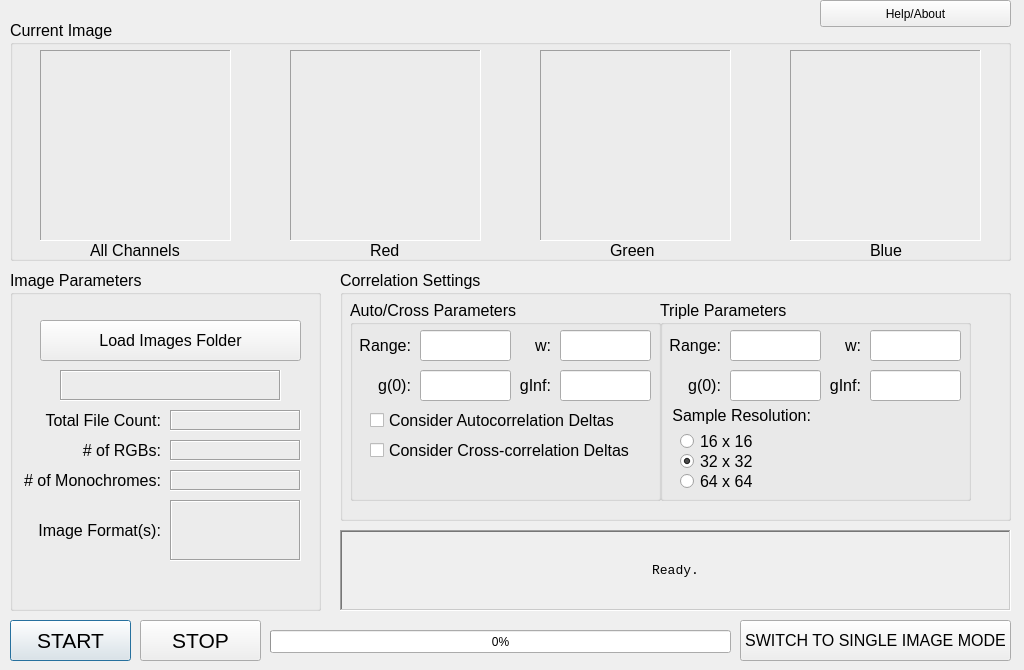
Old version of the form local_GUI/batch.ui in the repository nklose/ICS.
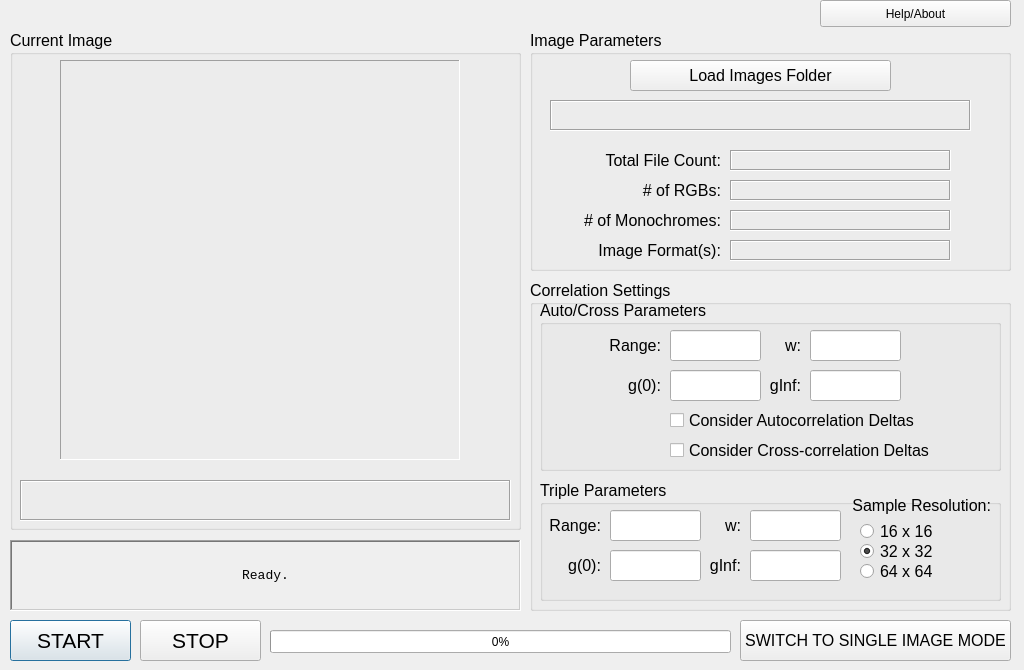
New version of the form.

Commit message: Aesthetic changes to batch.ui; added image display while running.

Diff of the .ui file:
```diff
--- a/local_GUI/batch.ui
+++ b/local_GUI/batch.ui
@@ -74,9 +74,9 @@
    <property name="geometry">
     <rect>
      <x>10</x>
-     <y>20</y>
-     <width>1001</width>
-     <height>241</height>
+     <y>30</y>
+     <width>511</width>
+     <height>500</height>
     </rect>
    </property>
    <property name="font">
@@ -96,82 +96,10 @@
    <widget class="QLabel" name="labelRGB">
     <property name="geometry">
      <rect>
-      <x>80</x>
-      <y>220</y>
-      <width>101</width>
-      <height>20</height>
-     </rect>
-    </property>
-    <property name="font">
-     <font>
-      <pointsize>12</pointsize>
-     </font>
-    </property>
-    <property name="text">
-     <string>All Channels</string>
-    </property>
-   </widget>
-   <widget class="QLabel" name="labelRed">
-    <property name="geometry">
-     <rect>
-      <x>360</x>
-      <y>220</y>
-      <width>51</width>
-      <height>20</height>
-     </rect>
-    </property>
-    <property name="font">
-     <font>
-      <pointsize>12</pointsize>
-     </font>
-    </property>
-    <property name="text">
-     <string>Red</string>
-    </property>
-   </widget>
-   <widget class="QLabel" name="labelGreen">
-    <property name="geometry">
-     <rect>
-      <x>600</x>
-      <y>220</y>
-      <width>51</width>
-      <height>20</height>
-     </rect>
-    </property>
-    <property name="font">
-     <font>
-      <pointsize>12</pointsize>
-     </font>
-    </property>
-    <property name="text">
-     <string>Green</string>
-    </property>
-   </widget>
-   <widget class="QLabel" name="labelBlue">
-    <property name="geometry">
-     <rect>
-      <x>860</x>
-      <y>220</y>
-      <width>51</width>
-      <height>20</height>
-     </rect>
-    </property>
-    <property name="font">
-     <font>
-      <pointsize>12</pointsize>
-     </font>
-    </property>
-    <property name="text">
-     <string>Blue</string>
-    </property>
-   </widget>
-   <widget class="QLabel" name="imageRgb">
-    <property name="geometry">
-     <rect>
-      <x>30</x>
+      <x>50</x>
       <y>30</y>
-      <width>191</width>
-      <height>191</height>
+      <width>400</width>
+      <height>400</height>
      </rect>
     </property>
     <property name="font">
@@ -188,47 +116,21 @@
     <property name="text">
      <string/>
     </property>
-   </widget>
-   <widget class="QLabel" name="imageRed">
-    <property name="geometry">
-     <rect>
-      <x>280</x>
-      <y>30</y>
-      <width>191</width>
-      <height>191</height>
-     </rect>
+    <property name="scaledContents">
+     <bool>true</bool>
     </property>
-    <property name="font">
-     <font>
-      <pointsize>12</pointsize>
-     </font>
-    </property>
-    <property name="frameShape">
-     <enum>QFrame::Panel</enum>
-    </property>
-    <property name="frameShadow">
-     <enum>QFrame::Sunken</enum>
-    </property>
-    <property name="text">
-     <string/>
-    </property>
    </widget>
    <widget class="QLabel" name="imageGreen">
     <property name="geometry">
      <rect>
-      <x>530</x>
-      <y>30</y>
-      <width>191</width>
-      <height>191</height>
+      <x>10</x>
+      <y>450</y>
+      <width>491</width>
+      <height>41</height>
      </rect>
     </property>
-    <property name="font">
-     <font>
-      <pointsize>12</pointsize>
-     </font>
-    </property>
     <property name="frameShape">
-     <enum>QFrame::Panel</enum>
+     <enum>QFrame::Box</enum>
     </property>
     <property name="frameShadow">
      <enum>QFrame::Sunken</enum>
@@ -236,39 +138,18 @@
     <property name="text">
      <string/>
     </property>
-   </widget>
-   <widget class="QLabel" name="imageBlue">
-    <property name="geometry">
-     <rect>
-      <x>780</x>
-      <y>30</y>
-      <width>191</width>
-      <height>191</height>
-     </rect>
-    </property>
-    <property name="font">
-     <font>
-      <pointsize>12</pointsize>
-     </font>
-    </property>
-    <property name="frameShape">
-     <enum>QFrame::Panel</enum>
-    </property>
-    <property name="frameShadow">
-     <enum>QFrame::Sunken</enum>
-    </property>
-    <property name="text">
-     <string/>
+    <property name="alignment">
+     <set>Qt::AlignCenter</set>
     </property>
    </widget>
   </widget>
   <widget class="QGroupBox" name="imageParametersGroup">
    <property name="geometry">
     <rect>
-     <x>10</x>
-     <y>270</y>
-     <width>311</width>
-     <height>341</height>
+     <x>530</x>
+     <y>30</y>
+     <width>481</width>
+     <height>241</height>
     </rect>
    </property>
    <property name="font">
@@ -282,10 +163,10 @@
    <widget class="QPushButton" name="loadButton">
     <property name="geometry">
      <rect>
-      <x>30</x>
-      <y>50</y>
+      <x>100</x>
+      <y>30</y>
       <width>261</width>
-      <height>41</height>
+      <height>31</height>
      </rect>
     </property>
     <property name="text">
@@ -295,8 +176,8 @@
    <widget class="QLabel" name="fileCountLabel">
     <property name="geometry">
      <rect>
-      <x>10</x>
-      <y>140</y>
+      <x>50</x>
+      <y>120</y>
       <width>141</width>
       <height>21</height>
      </rect>
@@ -311,8 +192,8 @@
    <widget class="QLabel" name="imageFormatLabel">
     <property name="geometry">
      <rect>
-      <x>10</x>
-      <y>250</y>
+      <x>50</x>
+      <y>210</y>
       <width>141</width>
       <height>21</height>
      </rect>
@@ -327,9 +208,9 @@
    <widget class="QLabel" name="fileCount">
     <property name="geometry">
      <rect>
-      <x>160</x>
-      <y>140</y>
-      <width>131</width>
+      <x>200</x>
+      <y>120</y>
+      <width>221</width>
       <height>21</height>
      </rect>
     </property>
@@ -346,10 +227,10 @@
    <widget class="QLabel" name="formatsList">
     <property name="geometry">
      <rect>
-      <x>160</x>
-      <y>230</y>
-      <width>131</width>
-      <height>61</height>
+      <x>200</x>
+      <y>210</y>
+      <width>221</width>
+      <height>21</height>
      </rect>
     </property>
     <property name="frameShape">
@@ -371,9 +252,9 @@
    <widget class="QLabel" name="rgbCount">
     <property name="geometry">
      <rect>
-      <x>160</x>
-      <y>170</y>
-      <width>131</width>
+      <x>200</x>
+      <y>150</y>
+      <width>221</width>
       <height>21</height>
      </rect>
     </property>
@@ -390,8 +271,8 @@
    <widget class="QLabel" name="numRgbLabel">
     <property name="geometry">
      <rect>
-      <x>10</x>
-      <y>170</y>
+      <x>50</x>
+      <y>150</y>
       <width>141</width>
       <height>21</height>
      </rect>
@@ -406,8 +287,8 @@
    <widget class="QLabel" name="numMonochromeLabel">
     <property name="geometry">
      <rect>
-      <x>10</x>
-      <y>200</y>
+      <x>50</x>
+      <y>180</y>
       <width>141</width>
       <height>21</height>
      </rect>
@@ -422,9 +303,9 @@
    <widget class="QLabel" name="monoCount">
     <property name="geometry">
      <rect>
-      <x>160</x>
-      <y>200</y>
-      <width>131</width>
+      <x>200</x>
+      <y>180</y>
+      <width>221</width>
       <height>21</height>
      </rect>
     </property>
@@ -441,9 +322,9 @@
    <widget class="QLabel" name="folderLabel">
     <property name="geometry">
      <rect>
-      <x>50</x>
-      <y>100</y>
-      <width>221</width>
+      <x>20</x>
+      <y>70</y>
+      <width>421</width>
       <height>31</height>
      </rect>
     </property>
@@ -469,10 +350,10 @@
   <widget class="QGroupBox" name="correlationSettingsGroup">
    <property name="geometry">
     <rect>
-     <x>340</x>
-     <y>270</y>
-     <width>671</width>
-     <height>251</height>
+     <x>530</x>
+     <y>280</y>
+     <width>481</width>
+     <height>331</height>
     </rect>
    </property>
    <property name="font">
@@ -486,10 +367,10 @@
    <widget class="QGroupBox" name="allTripleParametersGroup">
     <property name="geometry">
      <rect>
-      <x>320</x>
-      <y>30</y>
-      <width>311</width>
-      <height>201</height>
+      <x>10</x>
+      <y>200</y>
+      <width>461</width>
+      <height>121</height>
      </rect>
     </property>
     <property name="title">
@@ -638,72 +519,14 @@
       <enum>Qt::VisualMoveStyle</enum>
      </property>
     </widget>
-    <widget class="QLabel" name="tripleG0Label_2">
-     <property name="geometry">
-      <rect>
-       <x>0</x>
-       <y>100</y>
-       <width>151</width>
-       <height>31</height>
-      </rect>
-     </property>
-     <property name="text">
-      <string>Sample Resolution:</string>
-     </property>
-     <property name="alignment">
-      <set>Qt::AlignRight|Qt::AlignTrailing|Qt::AlignVCenter</set>
-     </property>
-    </widget>
-    <widget class="QRadioButton" name="resolution16">
-     <property name="geometry">
-      <rect>
-       <x>20</x>
-       <y>130</y>
-       <width>116</width>
-       <height>22</height>
-      </rect>
-     </property>
-     <property name="text">
-      <string>16 x 16</string>
-     </property>
-    </widget>
-    <widget class="QRadioButton" name="resolution32">
-     <property name="geometry">
-      <rect>
-       <x>20</x>
-       <y>150</y>
-       <width>116</width>
-       <height>22</height>
-      </rect>
-     </property>
-     <property name="text">
-      <string>32 x 32</string>
-     </property>
-     <property name="checked">
-      <bool>true</bool>
-     </property>
-    </widget>
-    <widget class="QRadioButton" name="resolution64">
-     <property name="geometry">
-      <rect>
-       <x>20</x>
-       <y>170</y>
-       <width>116</width>
-       <height>22</height>
-      </rect>
-     </property>
-     <property name="text">
-      <string>64 x 64</string>
-     </property>
-    </widget>
    </widget>
    <widget class="QGroupBox" name="allAutoCrossGroup">
     <property name="geometry">
      <rect>
       <x>10</x>
-      <y>30</y>
-      <width>311</width>
-      <height>201</height>
+      <y>20</y>
+      <width>461</width>
+      <height>171</height>
      </rect>
     </property>
     <property name="title">
@@ -718,7 +541,7 @@
     <widget class="QLabel" name="dualRangeLabel">
      <property name="geometry">
       <rect>
-       <x>10</x>
+       <x>70</x>
        <y>30</y>
        <width>51</width>
        <height>31</height>
@@ -734,7 +557,7 @@
     <widget class="QLabel" name="dualG0Label">
      <property name="geometry">
       <rect>
-       <x>10</x>
+       <x>70</x>
        <y>70</y>
        <width>51</width>
        <height>31</height>
@@ -750,7 +573,7 @@
     <widget class="QLabel" name="dualWLabel">
      <property name="geometry">
       <rect>
-       <x>180</x>
+       <x>240</x>
        <y>30</y>
        <width>21</width>
        <height>31</height>
@@ -766,7 +589,7 @@
     <widget class="QLabel" name="dualGinfLabel">
      <property name="geometry">
       <rect>
-       <x>150</x>
+       <x>210</x>
        <y>70</y>
        <width>51</width>
        <height>31</height>
@@ -782,7 +605,7 @@
     <widget class="QCheckBox" name="considerAutoDeltas">
      <property name="geometry">
       <rect>
-       <x>20</x>
+       <x>130</x>
        <y>110</y>
        <width>301</width>
        <height>20</height>
@@ -795,7 +618,7 @@
     <widget class="QCheckBox" name="considerCrossDeltas">
      <property name="geometry">
       <rect>
-       <x>20</x>
+       <x>130</x>
        <y>140</y>
        <width>301</width>
        <height>20</height>
@@ -808,7 +631,7 @@
     <widget class="QLineEdit" name="dualRange">
      <property name="geometry">
       <rect>
-       <x>70</x>
+       <x>130</x>
        <y>30</y>
        <width>91</width>
        <height>31</height>
@@ -827,7 +650,7 @@
     <widget class="QLineEdit" name="dualG0">
      <property name="geometry">
       <rect>
-       <x>70</x>
+       <x>130</x>
        <y>70</y>
        <width>91</width>
        <height>31</height>
@@ -846,7 +669,7 @@
     <widget class="QLineEdit" name="dualW">
      <property name="geometry">
       <rect>
-       <x>210</x>
+       <x>270</x>
        <y>30</y>
        <width>91</width>
        <height>31</height>
@@ -865,7 +688,7 @@
     <widget class="QLineEdit" name="dualGinf">
      <property name="geometry">
       <rect>
-       <x>210</x>
+       <x>270</x>
        <y>70</y>
        <width>91</width>
        <height>31</height>
@@ -882,14 +705,72 @@
      </property>
     </widget>
    </widget>
+   <widget class="QRadioButton" name="resolution64">
+    <property name="geometry">
+     <rect>
+      <x>330</x>
+      <y>280</y>
+      <width>116</width>
+      <height>22</height>
+     </rect>
+    </property>
+    <property name="text">
+     <string>64 x 64</string>
+    </property>
+   </widget>
+   <widget class="QLabel" name="tripleG0Label_2">
+    <property name="geometry">
+     <rect>
+      <x>310</x>
+      <y>210</y>
+      <width>151</width>
+      <height>31</height>
+     </rect>
+    </property>
+    <property name="text">
+     <string>Sample Resolution:</string>
+    </property>
+    <property name="alignment">
+     <set>Qt::AlignRight|Qt::AlignTrailing|Qt::AlignVCenter</set>
+    </property>
+   </widget>
+   <widget class="QRadioButton" name="resolution32">
+    <property name="geometry">
+     <rect>
+      <x>330</x>
+      <y>260</y>
+      <width>116</width>
+      <height>22</height>
+     </rect>
+    </property>
+    <property name="text">
+     <string>32 x 32</string>
+    </property>
+    <property name="checked">
+     <bool>true</bool>
+    </property>
+   </widget>
+   <widget class="QRadioButton" name="resolution16">
+    <property name="geometry">
+     <rect>
+      <x>330</x>
+      <y>240</y>
+      <width>116</width>
+      <height>22</height>
+     </rect>
+    </property>
+    <property name="text">
+     <string>16 x 16</string>
+    </property>
+   </widget>
   </widget>
   <widget class="QLabel" name="messageBox">
    <property name="geometry">
     <rect>
-     <x>340</x>
-     <y>530</y>
-     <width>671</width>
-     <height>81</height>
+     <x>10</x>
+     <y>540</y>
+     <width>511</width>
+     <height>71</height>
     </rect>
    </property>
    <property name="font">
```
Left out of the diff: 4 changed lines with no effect on the pictures. The commit also changes 62 other files.
